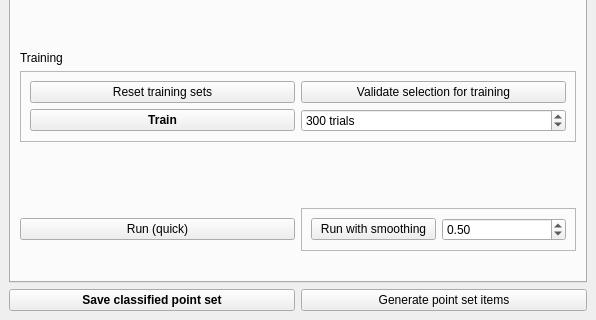
Qt form Polyhedron/demo/Polyhedron/Plugins/Point_set/Point_set_classification_widget.ui (CGAL/cgal) before a commit; both pictures show x 0 to 596 and y 227 to 547 of the 596 by 547 pixel window.
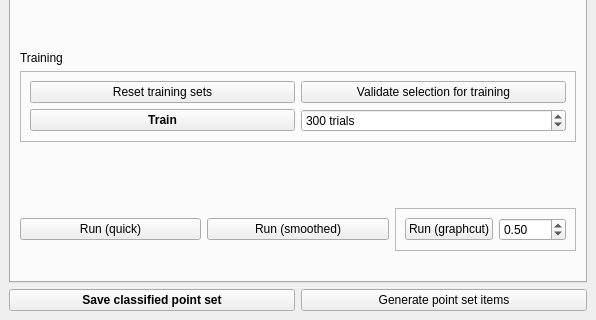
The same form after that commit.

Commit message: Update demo to be able to use local smoothing

What changed in the file:
```diff
--- a/Polyhedron/demo/Polyhedron/Plugins/Point_set/Point_set_classification_widget.ui
+++ b/Polyhedron/demo/Polyhedron/Plugins/Point_set/Point_set_classification_widget.ui
@@ -425,6 +425,13 @@
             </property>
            </widget>
           </item>
+          <item>
+           <widget class="QPushButton" name="run_smoothed">
+            <property name="text">
+             <string>Run (smoothed)</string>
+            </property>
+           </widget>
+          </item>
           <item>
            <widget class="QFrame" name="frame">
             <property name="frameShape">
@@ -443,7 +450,7 @@
                 </font>
                </property>
                <property name="text">
-                <string>Run with smoothing</string>
+                <string>Run (graphcut)</string>
                </property>
               </widget>
              </item>
```
Left out of the diff: 2 changed lines with no effect on the pictures. The commit also changes 2 other files.
